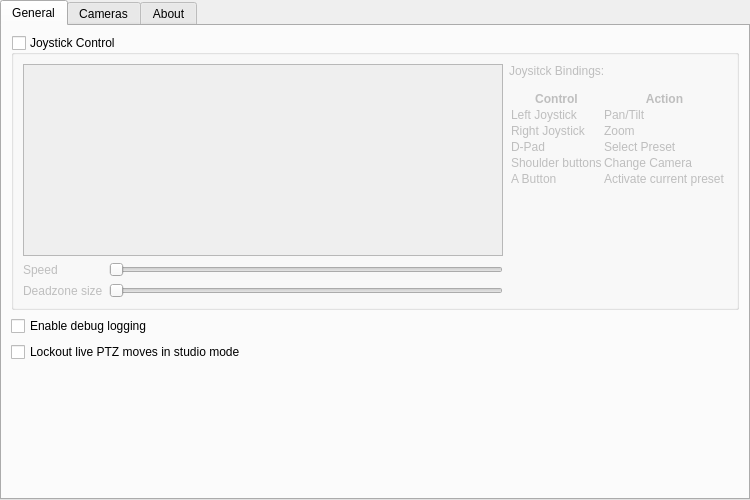
This is src/settings.ui in sc0000/hfmdd-video-system as Qt 5 draws it before an edit. The edited form follows.
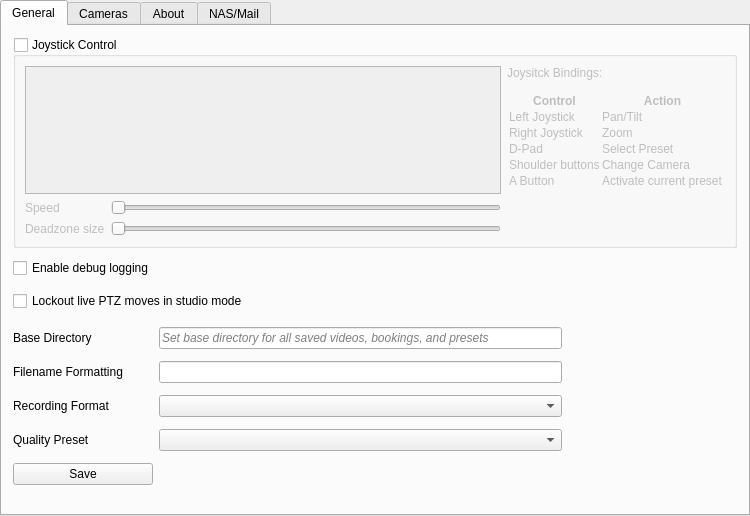
This is the edited form. Custom widgets are drawn as their Qt base class.

Commit message: custom settings menu, first few options

```diff
--- a/src/settings.ui
+++ b/src/settings.ui
@@ -7,9 +7,14 @@
     <x>0</x>
     <y>0</y>
     <width>750</width>
-    <height>500</height>
+    <height>516</height>
    </rect>
   </property>
+  <property name="font">
+   <font>
+    <pointsize>9</pointsize>
+   </font>
+  </property>
   <property name="windowTitle">
    <string>PTZ Device Settings</string>
   </property>
@@ -35,9 +40,15 @@
       <attribute name="title">
        <string>General</string>
       </attribute>
-      <layout class="QVBoxLayout" name="verticalLayout_5">
-       <item>
         <widget class="QGroupBox" name="joystickGroupBox">
+       <property name="geometry">
+        <rect>
+         <x>11</x>
+         <y>11</y>
+         <width>724</width>
+         <height>211</height>
+        </rect>
+       </property>
          <property name="title">
           <string>Joystick Control</string>
          </property>
@@ -112,16 +123,28 @@
           </item>
          </layout>
         </widget>
-       </item>
-       <item>
         <widget class="QCheckBox" name="enableDebugLogCheckBox">
+       <property name="geometry">
+        <rect>
+         <x>11</x>
+         <y>229</y>
+         <width>177</width>
+         <height>26</height>
+        </rect>
+       </property>
          <property name="text">
           <string>Enable debug logging</string>
          </property>
         </widget>
-       </item>
-       <item>
         <widget class="QCheckBox" name="livemoveCheckBox">
+       <property name="geometry">
+        <rect>
+         <x>11</x>
+         <y>262</y>
+         <width>288</width>
+         <height>26</height>
+        </rect>
+       </property>
          <property name="toolTip">
           <string>Disable movement controls for cameras in the currently active program scene. This protects against accidental camera moves on the live stream.</string>
          </property>
@@ -129,21 +152,178 @@
           <string>Lockout live PTZ moves in studio mode</string>
          </property>
         </widget>
-       </item>
-       <item>
-        <spacer name="verticalSpacer">
-         <property name="orientation">
-          <enum>Qt::Vertical</enum>
-         </property>
-         <property name="sizeHint" stdset="0">
+      <widget class="QWidget" name="gridLayoutWidget_2">
+       <property name="geometry">
+        <rect>
+         <x>11</x>
+         <y>295</y>
+         <width>549</width>
+         <height>171</height>
+        </rect>
+       </property>
+       <layout class="QGridLayout" name="recOptionsLayout">
+        <item row="3" column="1">
+         <widget class="QComboBox" name="qualityComboBox"/>
+        </item>
+        <item row="2" column="0">
+         <widget class="QLabel" name="recFormatLabel">
+          <property name="sizePolicy">
+           <sizepolicy hsizetype="Minimum" vsizetype="Preferred">
+            <horstretch>0</horstretch>
+            <verstretch>0</verstretch>
+           </sizepolicy>
+          </property>
+          <property name="minimumSize">
           <size>
-           <width>20</width>
-           <height>40</height>
-          </size>
-         </property>
-        </spacer>
-       </item>
-      </layout>
+            <width>140</width>
+            <height>0</height>
+           </size>
+          </property>
+          <property name="maximumSize">
+           <size>
+            <width>124</width>
+            <height>16777215</height>
+           </size>
+          </property>
+          <property name="text">
+           <string>Recording Format</string>
+          </property>
+         </widget>
+        </item>
+        <item row="2" column="1">
+         <widget class="QComboBox" name="recFormatComboBox"/>
+        </item>
+        <item row="1" column="0">
+         <widget class="QLabel" name="filenameFormattingLabel">
+          <property name="sizePolicy">
+           <sizepolicy hsizetype="Minimum" vsizetype="Preferred">
+            <horstretch>0</horstretch>
+            <verstretch>0</verstretch>
+           </sizepolicy>
+          </property>
+          <property name="minimumSize">
+           <size>
+            <width>140</width>
+            <height>0</height>
+           </size>
+          </property>
+          <property name="maximumSize">
+           <size>
+            <width>124</width>
+            <height>16777215</height>
+           </size>
+          </property>
+          <property name="text">
+           <string>Filename Formatting</string>
+          </property>
+         </widget>
+        </item>
+        <item row="1" column="1">
+         <widget class="QLineEdit" name="filenameFormattingLineEdit">
+          <property name="sizePolicy">
+           <sizepolicy hsizetype="Preferred" vsizetype="Fixed">
+            <horstretch>0</horstretch>
+            <verstretch>0</verstretch>
+           </sizepolicy>
+          </property>
+          <property name="minimumSize">
+           <size>
+            <width>400</width>
+            <height>0</height>
+           </size>
+          </property>
+         </widget>
+        </item>
+        <item row="3" column="0">
+         <widget class="QLabel" name="label">
+          <property name="sizePolicy">
+           <sizepolicy hsizetype="Minimum" vsizetype="Preferred">
+            <horstretch>0</horstretch>
+            <verstretch>0</verstretch>
+           </sizepolicy>
+          </property>
+          <property name="minimumSize">
+           <size>
+            <width>140</width>
+            <height>0</height>
+           </size>
+          </property>
+          <property name="maximumSize">
+           <size>
+            <width>124</width>
+            <height>16777215</height>
+           </size>
+          </property>
+          <property name="text">
+           <string>Quality Preset</string>
+          </property>
+         </widget>
+        </item>
+        <item row="0" column="1">
+         <widget class="QLineEdit" name="baseDirectoryLineEdit">
+          <property name="sizePolicy">
+           <sizepolicy hsizetype="Preferred" vsizetype="Fixed">
+            <horstretch>0</horstretch>
+            <verstretch>0</verstretch>
+           </sizepolicy>
+          </property>
+          <property name="minimumSize">
+           <size>
+            <width>400</width>
+            <height>0</height>
+           </size>
+          </property>
+          <property name="font">
+           <font>
+            <pointsize>9</pointsize>
+            <italic>true</italic>
+           </font>
+          </property>
+          <property name="text">
+           <string notr="true"/>
+          </property>
+          <property name="placeholderText">
+           <string notr="true">Set base directory for all saved videos, bookings, and presets</string>
+          </property>
+         </widget>
+        </item>
+        <item row="0" column="0">
+         <widget class="QLabel" name="baseDirectoryLabel">
+          <property name="sizePolicy">
+           <sizepolicy hsizetype="Minimum" vsizetype="Preferred">
+            <horstretch>0</horstretch>
+            <verstretch>0</verstretch>
+           </sizepolicy>
+          </property>
+          <property name="minimumSize">
+           <size>
+            <width>140</width>
+            <height>0</height>
+           </size>
+          </property>
+          <property name="maximumSize">
+           <size>
+            <width>124</width>
+            <height>16777215</height>
+           </size>
+          </property>
+          <property name="text">
+           <string>Base Directory</string>
+          </property>
+          <property name="alignment">
+           <set>Qt::AlignLeading|Qt::AlignLeft|Qt::AlignVCenter</set>
+          </property>
+         </widget>
+        </item>
+        <item row="4" column="0">
+         <widget class="QPushButton" name="saveButton">
+          <property name="text">
+           <string>Save</string>
+          </property>
+         </widget>
+        </item>
+       </layout>
+      </widget>
      </widget>
      <widget class="QWidget" name="camerasTab">
       <attribute name="title">
@@ -299,6 +479,109 @@
        </item>
       </layout>
      </widget>
+     <widget class="QWidget" name="synologyTab">
+      <attribute name="title">
+       <string>NAS/Mail</string>
+      </attribute>
+      <widget class="QWidget" name="gridLayoutWidget">
+       <property name="geometry">
+        <rect>
+         <x>10</x>
+         <y>10</y>
+         <width>721</width>
+         <height>431</height>
+        </rect>
+       </property>
+       <layout class="QGridLayout" name="gridLayout_4">
+        <property name="horizontalSpacing">
+         <number>14</number>
+        </property>
+        <property name="verticalSpacing">
+         <number>21</number>
+        </property>
+        <item row="2" column="1">
+         <widget class="QLineEdit" name="nasUserNameLineEdit"/>
+        </item>
+        <item row="1" column="0">
+         <widget class="QLabel" name="nasPortLabel">
+          <property name="text">
+           <string>NAS PORT</string>
+          </property>
+         </widget>
+        </item>
+        <item row="0" column="0">
+         <widget class="QLabel" name="nasIpLabel">
+          <property name="text">
+           <string>NAS IP</string>
+          </property>
+         </widget>
+        </item>
+        <item row="3" column="0">
+         <widget class="QLabel" name="nasPasswordLabel">
+          <property name="text">
+           <string>NAS Password</string>
+          </property>
+         </widget>
+        </item>
+        <item row="3" column="1">
+         <widget class="QLineEdit" name="nasPasswordLineEdit"/>
+        </item>
+        <item row="0" column="1">
+         <widget class="QLineEdit" name="nasIpLineEdit"/>
+        </item>
+        <item row="6" column="1">
+         <widget class="QLineEdit" name="mailUserNameLineEdit"/>
+        </item>
+        <item row="5" column="1">
+         <widget class="QLineEdit" name="mailHostLineEdit"/>
+        </item>
+        <item row="1" column="1">
+         <widget class="QLineEdit" name="nasPortLineEdit"/>
+        </item>
+        <item row="2" column="0">
+         <widget class="QLabel" name="nasUserNameLabel">
+          <property name="text">
+           <string>NAS User Name</string>
+          </property>
+         </widget>
+        </item>
+        <item row="4" column="1">
+         <widget class="QLineEdit" name="mailServiceLineEdit"/>
+        </item>
+        <item row="7" column="1">
+         <widget class="QLineEdit" name="mailPasswordLineEdit"/>
+        </item>
+        <item row="4" column="0">
+         <widget class="QLabel" name="mailServiceLabel">
+          <property name="text">
+           <string>Mail Service</string>
+          </property>
+         </widget>
+        </item>
+        <item row="5" column="0">
+         <widget class="QLabel" name="mailHostLabel">
+          <property name="text">
+           <string>Mail Host</string>
+          </property>
+         </widget>
+        </item>
+        <item row="6" column="0">
+         <widget class="QLabel" name="mailUserNameLabel">
+          <property name="text">
+           <string>Mail User Name</string>
+          </property>
+         </widget>
+        </item>
+        <item row="7" column="0">
+         <widget class="QLabel" name="mailPasswordLabel">
+          <property name="text">
+           <string>Mail Password</string>
+          </property>
+         </widget>
+        </item>
+       </layout>
+      </widget>
+     </widget>
     </widget>
    </item>
   </layout>
```
Left out of the diff: 2 changed lines with no effect on the pictures. Lines whose indentation alone changed are shown as unchanged. The commit also changes 7 other files.
